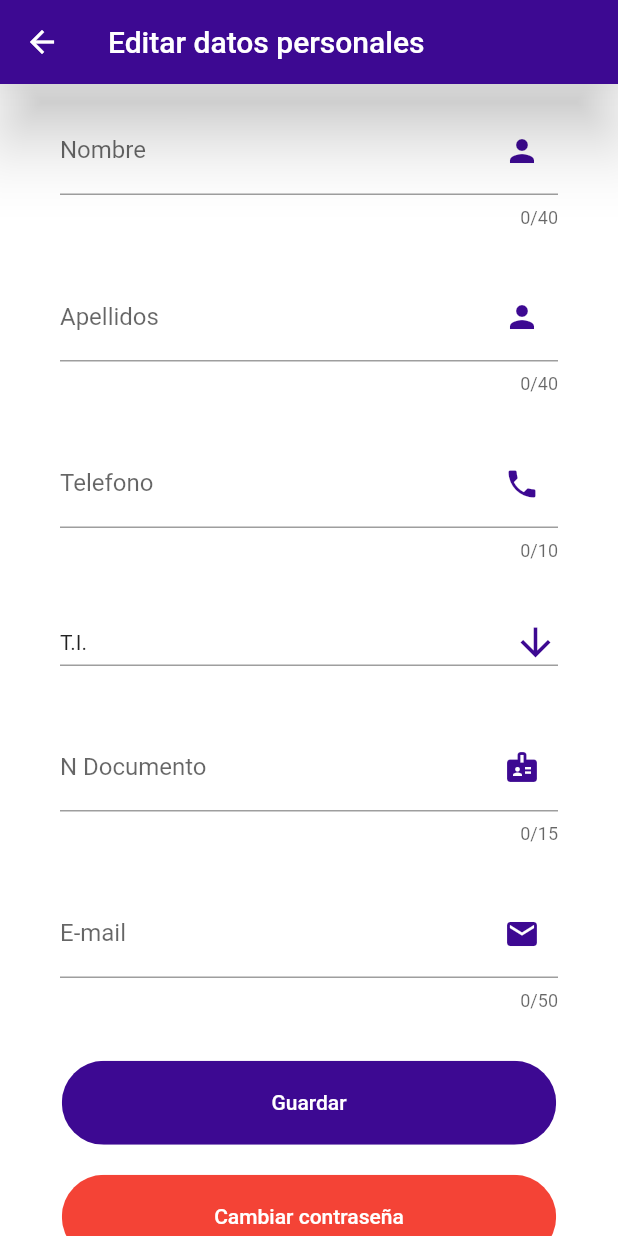
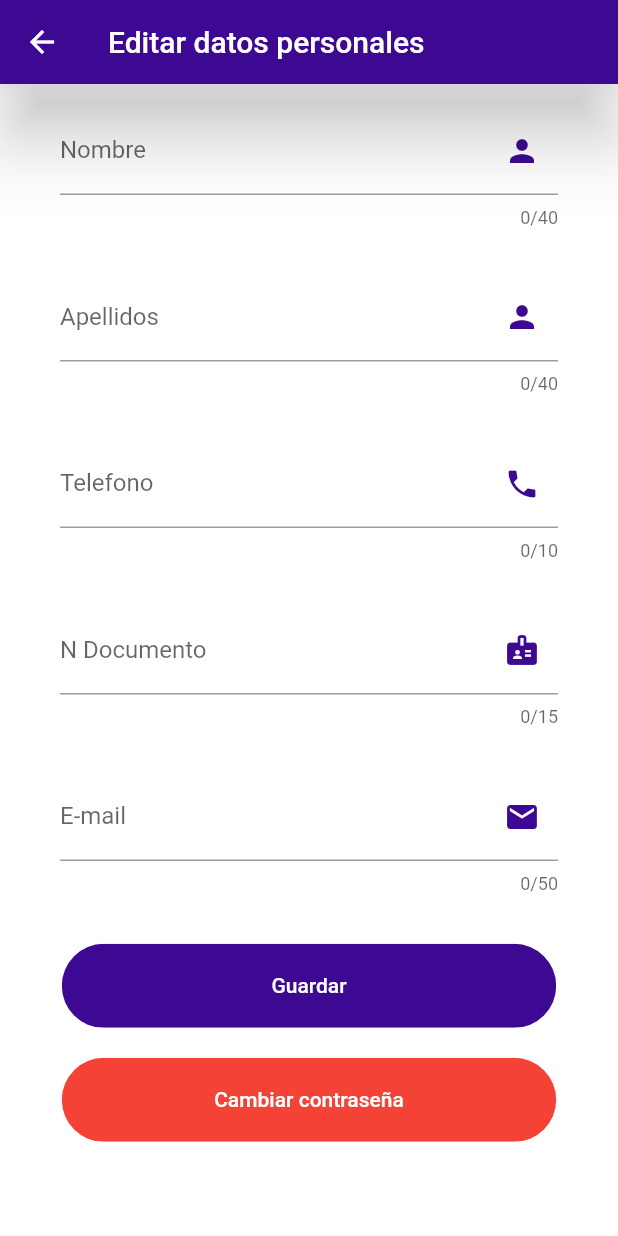
Before and after one commit to NicoEPS03/GradoPasajero, a Flutter app: the DatosPersonales screen opened directly, on a phone screen of 412 x 824 dp. Run offline on Flutter 3.47's test engine with Material 2 defaults, Android fonts, the light colour scheme and no system bars; our stand-ins replace firebase_auth, firebase_core, firebase_database, flutter_svg; missing offline and left inert: barcode_scan, flutter_progress_button; accounts and stored records are empty.

```diff
--- a/lib/Cuenta/DatosPersonales.dart
+++ b/lib/Cuenta/DatosPersonales.dart
@@ -47,7 +47,6 @@ class _DatosPersonalesState extends State<DatosPersonales> {
     _nombreController.text = pasajero.nombre;
     _apellidoController.text = pasajero.apellido;
     _telefonoController.text = pasajero.telefono;
-    dropdownValue = pasajero.tipo_documento;
     _num_documentoController.text = pasajero.num_documento;
     _correoAnterior = pasajero.correo;
     _correoController.text = pasajero.correo;
@@ -187,38 +186,6 @@ class _DatosPersonalesState extends State<DatosPersonales> {
                             decoration: BoxDecoration(
                               color: Colors.transparent,
                             ),
-                            child: DropdownButton<String>(
-                              isExpanded: true,
-                              value: dropdownValue,
-                              icon: const Icon(Icons.arrow_downward, color: kPrimaryColor,),
-                              iconSize: 30,
-                              elevation: 16,
-                              style: const TextStyle(color: Colors.black87),
-                              underline: Container(
-                                height: 1,
-                                color: Colors.grey,
-                              ),
-                              onChanged: (String? newValue) {
-                                setState(() {
-                                  dropdownValue = newValue!;
-                                });
-                              },
-                              items: <String>['T.I.', 'C.C.', 'C.E.',]
-                                  .map<DropdownMenuItem<String>>((String value) {
-                                return DropdownMenuItem<String>(
-                                  value: value,
-                                  child: Text(value),
-                                );
-                              }).toList(),
-                            ),
-                          ),
-                          Container(
-                            margin: EdgeInsets.symmetric(vertical: 10, horizontal: 20),
-                            padding: EdgeInsets.symmetric(horizontal: 20, vertical: 5),
-                            width: size.width,
-                            decoration: BoxDecoration(
-                              color: Colors.transparent,
-                            ),
                             child: TextFormField(
                               controller: _num_documentoController,
                               keyboardType: TextInputType.number,
--- a/lib/Cuenta/EditarCodigo.dart
+++ b/lib/Cuenta/EditarCodigo.dart
@@ -170,7 +170,7 @@ class _EditarNFCState extends State<EditarNFC> {
                                                     }
                                                     return null;
                                                   },
-                                                  maxLength: 15,
+                                                  maxLength: 10,
                                                   keyboardType: TextInputType.number,
                                                   inputFormatters: <TextInputFormatter>[
                                                     WhitelistingTextInputFormatter.digitsOnly
@@ -254,7 +254,7 @@ class _EditarNFCState extends State<EditarNFC> {
                                 }
                                 return null;
                               },
-                              maxLength: 15,
+                              maxLength: 10,
                               keyboardType: TextInputType.number,
                               inputFormatters: <TextInputFormatter>[
                                 WhitelistingTextInputFormatter.digitsOnly
--- a/lib/Model/EPagos.dart
+++ b/lib/Model/EPagos.dart
@@ -1,5 +1,5 @@
 class EPagos{
-  DateTime fecha;
+  String fecha;
   String rutaId;
   String pasajeroId;
   int valor;
--- a/lib/Model/EPasajeros.dart
+++ b/lib/Model/EPasajeros.dart
@@ -2,7 +2,6 @@ class EPasajeros {
   String nombre;
   String apellido;
   String telefono;
-  String tipo_documento;
   String num_documento;
   String correo;
   String clave;
@@ -14,7 +13,6 @@ class EPasajeros {
     required this.nombre,
     required this.apellido,
     required this.telefono,
-    required this. tipo_documento,
     required this.num_documento,
     required this.correo,
     required this.clave,
@@ -28,7 +26,6 @@ class EPasajeros {
       'nombre' : nombre,
       'apellido' : apellido,
       'telefono' : telefono,
-      'tipo_documento' : tipo_documento,
       'num_documento' : num_documento,
       'correo' : correo,
       'clave' : clave,
@@ -43,7 +40,6 @@ class EPasajeros {
         nombre: value['nombre'],
         apellido: value['apellido'],
         telefono: value['telefono'],
-        tipo_documento: value['tipo_documento'],
         num_documento: value['num_documento'],
         correo: value['correo'],
         clave: value['clave'],
--- a/lib/Pago/PagoQR.dart
+++ /dev/null
@@ -1,323 +0,0 @@
-import 'dart:io';
-
-import 'package:flutter/material.dart';
-import 'package:barcode_scan/barcode_scan.dart';
-import 'package:flutter/services.dart';
-
-class EnlaceBusQR extends StatefulWidget {
-  @override
-  _EnlaceBusQR createState() => _EnlaceBusQR();
-}
-
-class _EnlaceBusQR extends State<EnlaceBusQR> {
-  /*ScanResult? scanResult;
-
-  //${_scanResult!.rawContent} contenido del qr
-
-  final _flashOnController = TextEditingController(text: "Flash on");
-  final _flashOffController = TextEditingController(text: "Flash off");
-  final _cancelController = TextEditingController(text: "Cancel");
-
-  var _aspectTolerance = 0.00;
-  var _numberOfCameras = 0;
-  var _selectedCamera = -1;
-  var _useAutoFocus = true;
-  var _autoEnableFlash = false;
-
-  static final _possibleFormats = BarcodeFormat.values.toList()
-    ..removeWhere((e) => e != BarcodeFormat.qr);
-
-  List<BarcodeFormat> selectedFormats = [..._possibleFormats];
-
-  @override
-  // ignore: type_annotate_public_apis
-  initState() {
-    super.initState();
-
-    Future.delayed(Duration.zero, () async {
-      _numberOfCameras = await BarcodeScanner.numberOfCameras;
-      setState(() {});
-    });
-  }
-
-  @override
-  Widget build(BuildContext context) {
-    var contentList = <Widget>[
-      if (scanResult != null)
-        Card(
-          child: Column(
-            children: <Widget>[
-              ListTile(
-                title: Text("Result Type"),
-                subtitle: Text(scanResult!.type?.toString() ?? ""),
-              ),
-              ListTile(
-                title: Text("Raw Content"),
-                subtitle: Text(scanResult!.rawContent ?? ""),
-              ),
-              ListTile(
-                title: Text("Format"),
-                subtitle: Text(scanResult!.format?.toString() ?? ""),
-              ),
-              ListTile(
-                title: Text("Format note"),
-                subtitle: Text(scanResult!.formatNote ?? ""),
-              ),
-            ],
-          ),
-        ),
-      ListTile(
-        title: Text("Camera selection"),
-        dense: true,
-        enabled: false,
-      ),
-      RadioListTile(
-        onChanged: (v) => setState(() => _selectedCamera = -1),
-        value: -1,
-        title: Text("Default camera"),
-        groupValue: _selectedCamera,
-      ),
-    ];
-
-    for (var i = 0; i < _numberOfCameras; i++) {
-      contentList.add(RadioListTile(
-        onChanged: (v) => setState(() => _selectedCamera = i),
-        value: i,
-        title: Text("Camera ${i + 1}"),
-        groupValue: _selectedCamera,
-      ));
-    }
-
-    contentList.addAll([
-      ListTile(
-        title: Text("Button Texts"),
-        dense: true,
-        enabled: false,
-      ),
-      ListTile(
-        title: TextField(
-          decoration: InputDecoration(
-            hasFloatingPlaceholder: true,
-            labelText: "Flash On",
-          ),
-          controller: _flashOnController,
-        ),
-      ),
-      ListTile(
-        title: TextField(
-          decoration: InputDecoration(
-            hasFloatingPlaceholder: true,
-            labelText: "Flash Off",
-          ),
-          controller: _flashOffController,
-        ),
-      ),
-      ListTile(
-        title: TextField(
-          decoration: InputDecoration(
-            hasFloatingPlaceholder: true,
-            labelText: "Cancel",
-          ),
-          controller: _cancelController,
-        ),
-      ),
-    ]);
-
-    if (Platform.isAndroid) {
-      contentList.addAll([
-        ListTile(
-          title: Text("Android specific options"),
-          dense: true,
-          enabled: false,
-        ),
-        ListTile(
-          title:
-          Text("Aspect tolerance (${_aspectTolerance.toStringAsFixed(2)})"),
-          subtitle: Slider(
-            min: -1.0,
-            max: 1.0,
-            value: _aspectTolerance,
-            onChanged: (value) {
-              setState(() {
-                _aspectTolerance = value;
-              });
-            },
-          ),
-        ),
-        CheckboxListTile(
-          title: Text("Use autofocus"),
-          value: _useAutoFocus,
-          onChanged: (checked) {
-            setState(() {
-              _useAutoFocus = checked!;
-            });
-          },
-        )
-      ]);
-    }
-
-    contentList.addAll([
-      ListTile(
-        title: Text("Other options"),
-        dense: true,
-        enabled: false,
-      ),
-      CheckboxListTile(
-        title: Text("Start with flash"),
-        value: _autoEnableFlash,
-        onChanged: (checked) {
-          setState(() {
-            _autoEnableFlash = checked!;
-          });
-        },
-      )
-    ]);
-
-    contentList.addAll([
-      ListTile(
-        title: Text("Barcode formats"),
-        dense: true,
-        enabled: false,
-      ),
-      ListTile(
-        trailing: Checkbox(
-          tristate: true,
-          materialTapTargetSize: MaterialTapTargetSize.shrinkWrap,
-          value: selectedFormats.length == _possibleFormats.length
-              ? true
-              : selectedFormats.length == 0 ? false : null,
-          onChanged: (checked) {
-            setState(() {
-              selectedFormats = [
-                if (checked ?? false) ..._possibleFormats,
-              ];
-            });
-          },
-        ),
-        dense: true,
-        enabled: false,
-        title: Text("Detect barcode formats"),
-        subtitle: Text(
-          'If all are unselected, all possible platform formats will be used',
-        ),
-      ),
-    ]);
-
-    contentList.addAll(_possibleFormats.map(
-          (format) => CheckboxListTile(
-        value: selectedFormats.contains(format),
-        onChanged: (i) {
-          setState(() => selectedFormats.contains(format)
-              ? selectedFormats.remove(format)
-              : selectedFormats.add(format));
-          print(selectedFormats);
-        },
-        title: Text(format.toString()),
-      ),
-    ));
-
-    return MaterialApp(
-      debugShowCheckedModeBanner: false,
-      home: Scaffold(
-        appBar: AppBar(
-          title: Text('Barcode Scanner Example'),
-          actions: <Widget>[
-            IconButton(
-              icon: Icon(Icons.camera),
-              tooltip: "Scan",
-              onPressed: scan,
-            )
-          ],
-        ),
-        body: ListView(
-          scrollDirection: Axis.vertical,
-          shrinkWrap: true,
-          children: contentList,
-        ),
-      ),
-    );
-  }
-
-  Future scan() async {
-    try {
-      var options = ScanOptions(
-        strings: {
-          "cancel": "Cancelar",
-          "flash_on": "Flash on",
-          "flash_off": "Flash off",
-        },
-        restrictFormat: selectedFormats,
-      );
-      var result = await BarcodeScanner.scan(options: options);
-
-      setState(() {
-        scanResult = result;
-        ScaffoldMessenger.of(context).showSnackBar(
-          const SnackBar(
-              content: Text('asd'),
-          ),
-        );
-      });
-    } on PlatformException catch (e) {
-      var result = ScanResult(
-        type: ResultType.Error,
-        format: BarcodeFormat.unknown,
-      );
-
-      if (e.code == BarcodeScanner.cameraAccessDenied) {
-        setState(() {
-          result.rawContent = 'Permiso de camara no adquirido';
-        });
-      } else {
-        result.rawContent = 'Error desconocido: $e';
-      }
-      setState(() {
-        scanResult = result;
-        ScaffoldMessenger.of(context).showSnackBar(
-          const SnackBar(
-            content: Text('aca'),
-          ),
-        );
-      });
-    }
-  }
-}*/
-
-  ScanResult? _scanResult;
-
-  @override
-  Widget build(BuildContext context) {
-    //${_scanResult!.rawContent} contenido del qr
-    return Scaffold(
-      appBar: AppBar(
-        title: Text('Lector códigos QR'),
-      ),
-      body: Center(
-          child: _scanResult == null
-              ? Text('Esperando datos de código')
-              : Column(
-            children: [
-              Text('Contenido: ${_scanResult!.rawContent}'),
-              Text('Formato: ${_scanResult!.format.toString()}'),
-            ],
-          )
-      ),
-      floatingActionButton: FloatingActionButton(
-        onPressed: () {
-          _scanCode();
-          print("hola");
-        },
-        child: Icon(Icons.camera),
-      ),
-      //floatingActionButtonLocation: FloatingActionButtonLocation.centerDocked,
-    );
-  }
-
-  Future<void> _scanCode() async {
-    var result = await BarcodeScanner.scan();
-    setState(() {
-      _scanResult = result;
-    });
-  }
-
-}
--- a/lib/Saldo/TransferirSaldo.dart
+++ b/lib/Saldo/TransferirSaldo.dart
@@ -128,7 +128,7 @@ class _TranferirSaldoState extends State<TranferirSaldo> {
                             controller: _codigoController,
                             validator: (value) {
                               if (value == null || value.isEmpty) {
-                                return 'El codigo es requerido';
+                                return 'El N. Documento es requerido';
                               }
                               return null;
                             },
```
Also changed, not shown: lib/Login/Inicio.dart (+5 -4 lines), lib/Login/ListaPagos.dart (added, +137 -0 lines), lib/Login/Registro.dart (+0 -42 lines), lib/Model/ECaja.dart (renamed from lib/Model/EBuses.dart, +4 -4 lines), lib/Pago/TipoPago.dart (+21 -15 lines).
